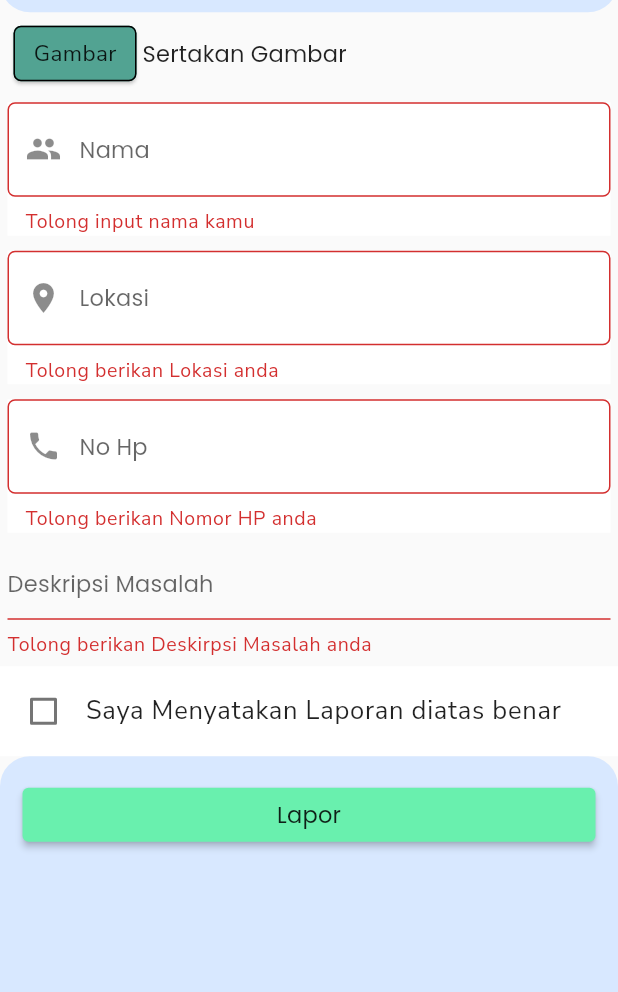
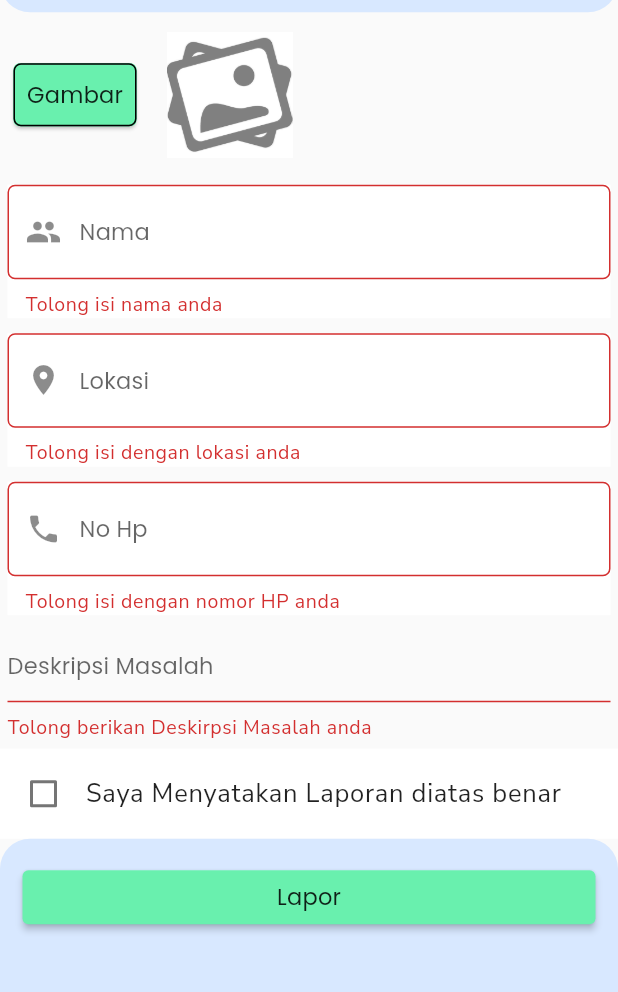
Before and after one commit to RezaPratika/Peduli-Lingkungan, a Flutter app: the screen it shows after launch, after a tap on "Lapor", on a phone screen of 412 x 824 dp, the part 235-1227 px from its top. Run offline on Flutter 3.47's test engine with Material 2 defaults, Android fonts, the phone set to English and light mode, and no system bars; our stand-ins replace google_fonts, image_picker.

Commit message:
Menambahkan fitur untuk import gambar

```diff
--- a/lib/ui/ui_user.dart
+++ b/lib/ui/ui_user.dart
@@ -1,6 +1,8 @@
+import 'dart:io';
+
 import 'package:capstone/ui/success_ui.dart';
 import 'package:flutter/material.dart';
-
+import 'package:image_picker/image_picker.dart';
 import '../component/checkbox.dart';
 
 class HomePageUser extends StatefulWidget {
@@ -11,6 +13,8 @@ class HomePageUser extends StatefulWidget {
 }
 
 class _HomePageUserState extends State<HomePageUser> {
+  String? imagePath;
+
   final GlobalKey<FormState> _formKey = new GlobalKey<FormState>();
   bool isChecked = false;
   @override
@@ -23,8 +27,7 @@ class _HomePageUserState extends State<HomePageUser> {
         body: Form(
       autovalidateMode: AutovalidateMode.onUserInteraction,
       key: _formKey,
-          child: Stack(
-            children: [
+      child: Stack(children: [
         CustomScrollView(slivers: [
           SliverFillRemaining(
             hasScrollBody: false,
@@ -59,7 +62,7 @@ class _HomePageUserState extends State<HomePageUser> {
                 Padding(
                   padding: const EdgeInsets.all(5.0),
                   child: Container(
-                    height: 45,
+                    height: 100,
                     child: Row(
                       children: [
                         SizedBox(
@@ -70,16 +73,30 @@ class _HomePageUserState extends State<HomePageUser> {
                                 borderRadius: BorderRadius.circular(5),
                                 side: const BorderSide(color: Colors.black)),
                             color: const Color(0xff52a392),
-                            child: const Center(
-                              child: SizedBox(
-                                child: Text('Gambar'),
+                            child: TextButton(
+                                onPressed: () {pickMedia();},
+                                child: Text("Gambar",
+                                    style: Theme.of(context)
+                                        .textTheme
+                                        .subtitle1),
+                                        style: TextButton.styleFrom(
+                                  foregroundColor: Colors.black,
+                                  backgroundColor: Colors.greenAccent)),
                           ),
                         ),
+                        (imagePath != null) ?
+                                Padding(
+                                  padding: const EdgeInsets.all(8.0),
+                                  child: SizedBox( width: bodywidth * 0.5,child: Image.file(File(imagePath!))),
+                                )
+                                :
+                                Padding(
+                                  padding: const EdgeInsets.all(8.0),
+                                  child: Center(child: Container(width: 100, height: 100,
+                                    child: Image.asset(
+                          'images/add-image.png',
                         ),
-                        ),
-                        Text(
-                          "Sertakan Gambar",
-                          style: Theme.of(context).textTheme.subtitle1,
+                                  ),),
                                 )
                       ],
                     ),
@@ -101,14 +118,12 @@ class _HomePageUserState extends State<HomePageUser> {
                             hintText: 'Nama',
                             floatingLabelBehavior: FloatingLabelBehavior.always,
                             prefixIcon: const Icon(Icons.people)),
-                            validator: (nama){
-                              if (nama!.isEmpty ){
-                                return 'Tolong input nama kamu';
-                              }
-                              else if (nama!.isNotEmpty && nama!.length < 3){
-                                return 'Tolong input nama dengan minimal 3 huruf';
-                              }
-                              else {
+                        validator: (nama) {
+                          if (nama!.isEmpty) {
+                            return 'Tolong isi nama anda';
+                          } else if (nama!.isNotEmpty && nama!.length < 3) {
+                            return 'Tolong isi nama dengan minimal 3 huruf';
+                          } else {
                             return null;
                           }
                         },
@@ -126,16 +141,16 @@ class _HomePageUserState extends State<HomePageUser> {
                               borderSide: BorderSide(color: Colors.black)),
                           border: OutlineInputBorder(
                               borderRadius: BorderRadius.circular(5),
-                              borderSide: const BorderSide(color: Colors.black)),
+                              borderSide:
+                                  const BorderSide(color: Colors.black)),
                           hintText: 'Lokasi',
                           floatingLabelBehavior: FloatingLabelBehavior.always,
                           prefixIcon: const Icon(Icons.location_on),
                         ),
-                        validator: (lokasi){
-                              if (lokasi!.isEmpty ){
-                                return 'Tolong berikan Lokasi anda';
-                              }
-                              else {
+                        validator: (lokasi) {
+                          if (lokasi!.isEmpty) {
+                            return 'Tolong isi dengan lokasi anda';
+                          } else {
                             return null;
                           }
                         },
@@ -153,16 +168,16 @@ class _HomePageUserState extends State<HomePageUser> {
                               borderSide: BorderSide(color: Colors.black)),
                           border: OutlineInputBorder(
                               borderRadius: BorderRadius.circular(5),
-                              borderSide: const BorderSide(color: Colors.black)),
+                              borderSide:
+                                  const BorderSide(color: Colors.black)),
                           hintText: 'No Hp',
                           floatingLabelBehavior: FloatingLabelBehavior.always,
                           prefixIcon: const Icon(Icons.phone),
                         ),
-                        validator: (noHp){
-                              if (noHp!.isEmpty ){
-                                return 'Tolong berikan Nomor HP anda';
-                              }
-                              else {
+                        validator: (noHp) {
+                          if (noHp!.isEmpty) {
+                            return 'Tolong isi dengan nomor HP anda';
+                          } else {
                             return null;
                           }
                         },
@@ -184,11 +199,10 @@ class _HomePageUserState extends State<HomePageUser> {
                             focusedBorder: OutlineInputBorder(
                                 borderSide: BorderSide(color: Colors.black)),
                           ),
-                          validator: (des){
-                              if (des!.isEmpty ){
+                          validator: (des) {
+                            if (des!.isEmpty) {
                               return 'Tolong berikan Deskirpsi Masalah anda';
-                              }
-                              else {
+                            } else {
                               return null;
                             }
                           },
@@ -209,8 +223,9 @@ class _HomePageUserState extends State<HomePageUser> {
                                   margin: const EdgeInsets.all(4),
                                   child: Text(
                                       "Saya Menyatakan Laporan diatas benar",
-                                      style:
-                                          Theme.of(context).textTheme.bodyText1),
+                                      style: Theme.of(context)
+                                          .textTheme
+                                          .bodyText1),
                                 ),
                               )
                             ],
@@ -233,12 +248,14 @@ class _HomePageUserState extends State<HomePageUser> {
                             padding: const EdgeInsets.all(15.0),
                             child: ElevatedButton(
                                 onPressed: (() {
-                                  final isValidForm = _formKey.currentState!.validate();
-                                  if (isValidForm){
+                                  final isValidForm =
+                                      _formKey.currentState!.validate();
+                                  if (isValidForm) {
                                     Navigator.push(
                                       context,
                                       MaterialPageRoute(
-                                        builder: (context) => SuccessScreen()),
+                                          builder: (context) =>
+                                              SuccessScreen()),
                                     );
                                   }
                                 }),
@@ -247,8 +264,9 @@ class _HomePageUserState extends State<HomePageUser> {
                                   backgroundColor: Colors.greenAccent,
                                 ),
                                 child: Text("Lapor",
-                                    style:
-                                        Theme.of(context).textTheme.subtitle1))),
+                                    style: Theme.of(context)
+                                        .textTheme
+                                        .subtitle1))),
                       ],
                     ),
                   ),
@@ -260,4 +278,13 @@ class _HomePageUserState extends State<HomePageUser> {
       ]),
     ));
   }
+  void pickMedia() async{
+    XFile? file = await ImagePicker().pickImage(source: ImageSource.gallery);
+    if (file != null){
+      imagePath = file.path;
+      setState(() {
+
+      });
     }
+  }
+}
```
Also changed, not shown: pubspec.yaml (+2 -6 lines), images/add-image.png (added), pubspec.lock. Lines whose indentation alone changed are shown as unchanged.
